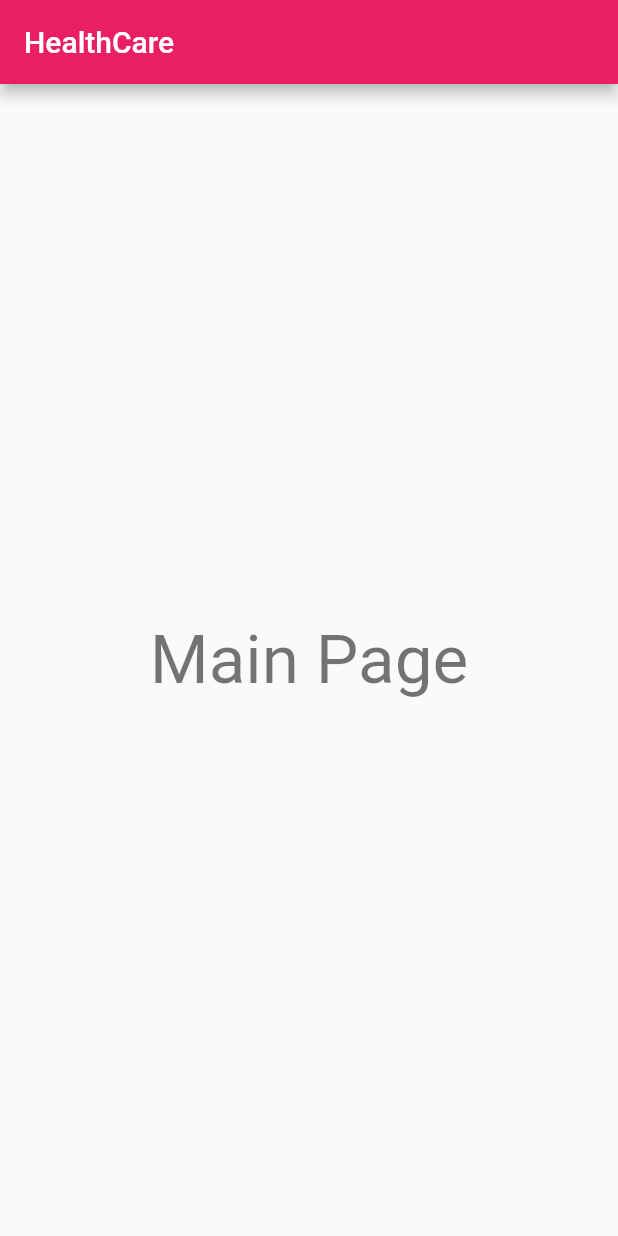
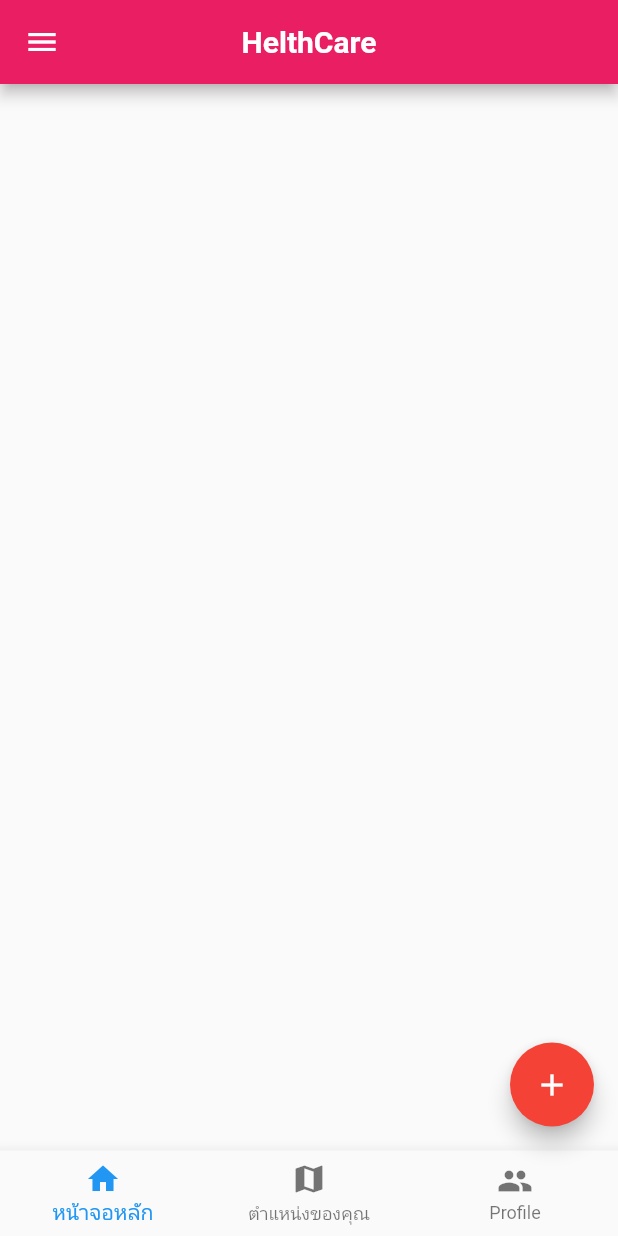
Before and after one commit to PoomNet/health_care, a Flutter app: the MainPage screen opened directly, on a phone screen of 412 x 824 dp. Run offline on Flutter 3.47's test engine with Material 2 defaults, Android fonts, the phone set to English and light mode, and no system bars.

Commit message:
Update Page

```diff
--- a/myproject/myapp/lib/screens/home_screen.dart
+++ b/myproject/myapp/lib/screens/home_screen.dart
@@ -1,4 +1,9 @@
 import 'package:flutter/material.dart';
+import 'package:flutter/rendering.dart';
+import 'package:flutter/widgets.dart';
+import 'package:myapp/screens/map_screen.dart';
+import 'package:myapp/screens/post_screens.dart';
+import 'package:myapp/screens/profile_screen.dart';
 
 class MainPage extends StatefulWidget {
   @override
@@ -6,15 +11,92 @@ class MainPage extends StatefulWidget {
 }
 
 class _MainPageState extends State<MainPage> {
+
+  int currentIndex = 0;
+  List pages = [PostPage(), MyMapPage(), ProfilePage()];
+
+
+
+
   @override
   Widget build(BuildContext context) {
+
+    TextStyle myStyle = TextStyle(fontSize: 20.0, fontWeight: FontWeight.bold);
+
+    Widget bottomNavbar = BottomNavigationBar(currentIndex: currentIndex,
+    onTap: (int index){
+      setState(() {
+        currentIndex = index;
+      });
+    }
+    ,items: [
+    BottomNavigationBarItem(icon: Icon(Icons.home), title: Text('หน้าจอหลัก')),
+    BottomNavigationBarItem(icon: Icon(Icons.map), title: Text('ตำแหน่งของคุณ')),
+    BottomNavigationBarItem(icon: Icon(Icons.people), title: Text('Profile'))
+    ],);
+
+    Widget appBar = AppBar(
+    title: Text('HelthCare', style: myStyle ),centerTitle: true,);
+
+    Widget floatingAction = FloatingActionButton(
+    backgroundColor: Colors.red
+    ,onPressed: () {}, child: Icon(Icons.add),);
+
+    Widget drawer = Drawer(
+  // Add a ListView to the drawer. This ensures the user can scroll
+  // through the options in the Drawer if there isn't enough vertical
+  // space to fit everything.
+    child: ListView(
+    // Important: Remove any padding from the ListView.
+    padding: EdgeInsets.zero,
+    children: <Widget>[
+      UserAccountsDrawerHeader(
+        currentAccountPicture: CircleAvatar(
+          backgroundImage: NetworkImage('https://randomuser.me/api/portraits/med/women/69.jpg'),
+        // backgroundColor: Colors.white10,
+         ),
+        ),
+
+      ListTile(
+        leading: Icon(Icons.home),
+        title: Text('หน้าหลัก'),
+        trailing: Icon(Icons.keyboard_arrow_down),
+        onTap: () {
+
+        },
+      ),
+      ListTile(
+        leading:Icon(Icons.settings),
+        title: Text('ตั้งค่า'),
+        subtitle: Text('ตั่งค่าผู้ใช้'),
+        trailing: Icon(Icons.arrow_drop_down),
+        onTap: () {
+        },
+      ),
+      SizedBox(
+        height: 50,
+      ),Divider(
+        height: 30,
+        color: Colors.black,
+      ),
+      ListTile(
+        leading:Icon(Icons.group),
+        title: Text('ออกจากระบบ'),
+        subtitle: Text('Logout'),
+        trailing: Icon(Icons.keyboard_return),
+        onTap: () {
+        },
+      ),
+    ],
+  ));
+
+
     return Scaffold(
-      appBar: AppBar(
-        title: Text('HealthCare'),
-      ),
-      body: Center(
-        child: Text('Main Page', style: TextStyle(fontSize: 45.0, color: Colors.black54),),
-      ),
+      appBar: appBar,
+      drawer: drawer,
+      body: pages[currentIndex],
+      floatingActionButton: floatingAction,
+      bottomNavigationBar: bottomNavbar,
     );
   }
 }
--- /dev/null
+++ b/myproject/myapp/lib/screens/map_screen.dart
@@ -0,0 +1,15 @@
+import 'package:flutter/material.dart';
+
+class MyMapPage extends StatefulWidget {
+  @override
+  _MyMapPageState createState() => _MyMapPageState();
+}
+
+class _MyMapPageState extends State<MyMapPage> {
+  @override
+  Widget build(BuildContext context) {
+    return Container(
+
+    );
+  }
+}
--- /dev/null
+++ b/myproject/myapp/lib/screens/post_screens.dart
@@ -0,0 +1,18 @@
+import 'package:flutter/material.dart';
+
+class PostPage extends StatefulWidget {
+  PostPage({Key key}) : super(key: key);
+
+  _PostPageState createState() => _PostPageState();
+}
+
+class _PostPageState extends State<PostPage> {
+  @override
+  Widget build(BuildContext context) {
+    return Container(
+       child: Scaffold(
+
+       ),
+    );
+  }
+}
--- /dev/null
+++ b/myproject/myapp/lib/screens/profile_screen.dart
@@ -0,0 +1,16 @@
+import 'package:flutter/material.dart';
+
+class ProfilePage extends StatefulWidget {
+  ProfilePage({Key key}) : super(key: key);
+
+  _ProfilePageState createState() => _ProfilePageState();
+}
+
+class _ProfilePageState extends State<ProfilePage> {
+  @override
+  Widget build(BuildContext context) {
+    return Container(
+
+    );
+  }
+}
```
